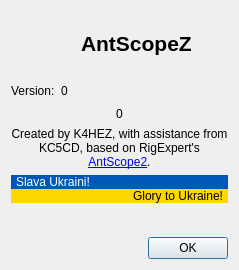
The window that src/aboutdialog.ui (kc5cd/AntScopeZ) describes before a commit, drawn with Qt 5.
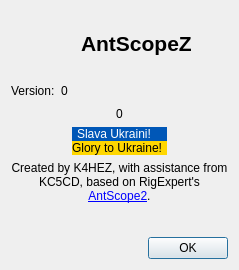
The same window after the commit. Icons and pictures are not drawn.

Commit message: About dialog: move the K4HEZ/KC5CD credit line below the Ukraine flag block, and narrow/center that block to half the dialog's width.

```diff
--- a/src/aboutdialog.ui
+++ b/src/aboutdialog.ui
@@ -108,23 +108,19 @@
     </widget>
    </item>
    <item>
-    <widget class="QLabel" name="creditsLabel">
-     <property name="text">
-      <string>Created by K4HEZ, with assistance from KC5CD, based on RigExpert's &lt;a href=&quot;https://rigexpert.com/software/antscope2/&quot;&gt;AntScope2&lt;/a&gt;.</string>
-     </property>
-     <property name="textFormat">
-      <enum>Qt::TextFormat::RichText</enum>
-     </property>
-     <property name="openExternalLinks">
-      <bool>true</bool>
-     </property>
-     <property name="wordWrap">
-      <bool>true</bool>
-     </property>
-     <property name="alignment">
-      <set>Qt::AlignmentFlag::AlignCenter</set>
-     </property>
-    </widget>
+    <layout class="QHBoxLayout" name="horizontalLayout_flag">
+     <item>
+      <spacer name="horizontalSpacer_flagLeft">
+       <property name="orientation">
+        <enum>Qt::Orientation::Horizontal</enum>
+       </property>
+       <property name="sizeHint" stdset="0">
+        <size>
+         <width>40</width>
+         <height>20</height>
+        </size>
+       </property>
+      </spacer>
    </item>
    <item>
     <layout class="QVBoxLayout" name="verticalLayout_2">
@@ -133,6 +129,12 @@
      </property>
      <item>
       <widget class="QLabel" name="label_2">
+         <property name="maximumSize">
+          <size>
+           <width>110</width>
+           <height>16777215</height>
+          </size>
+         </property>
        <property name="styleSheet">
         <string notr="true">background-color: 	#0057B7;
 color: #ffffff;</string>
@@ -147,6 +149,12 @@
      </item>
      <item>
       <widget class="QLabel" name="label_3">
+         <property name="maximumSize">
+          <size>
+           <width>110</width>
+           <height>16777215</height>
+          </size>
+         </property>
        <property name="styleSheet">
         <string notr="true">background-color: #ffd700;
 color: #000000;
@@ -164,6 +172,40 @@
       </widget>
      </item>
     </layout>
+     </item>
+     <item>
+      <spacer name="horizontalSpacer_flagRight">
+       <property name="orientation">
+        <enum>Qt::Orientation::Horizontal</enum>
+       </property>
+       <property name="sizeHint" stdset="0">
+        <size>
+         <width>40</width>
+         <height>20</height>
+        </size>
+       </property>
+      </spacer>
+     </item>
+    </layout>
+   </item>
+   <item>
+    <widget class="QLabel" name="creditsLabel">
+     <property name="text">
+      <string>Created by K4HEZ, with assistance from KC5CD, based on RigExpert's &lt;a href=&quot;https://rigexpert.com/software/antscope2/&quot;&gt;AntScope2&lt;/a&gt;.</string>
+     </property>
+     <property name="textFormat">
+      <enum>Qt::TextFormat::RichText</enum>
+     </property>
+     <property name="openExternalLinks">
+      <bool>true</bool>
+     </property>
+     <property name="wordWrap">
+      <bool>true</bool>
+     </property>
+     <property name="alignment">
+      <set>Qt::AlignmentFlag::AlignCenter</set>
+     </property>
+    </widget>
    </item>
    <item>
     <spacer name="verticalSpacer">
```
Lines whose indentation alone changed are shown as unchanged.
